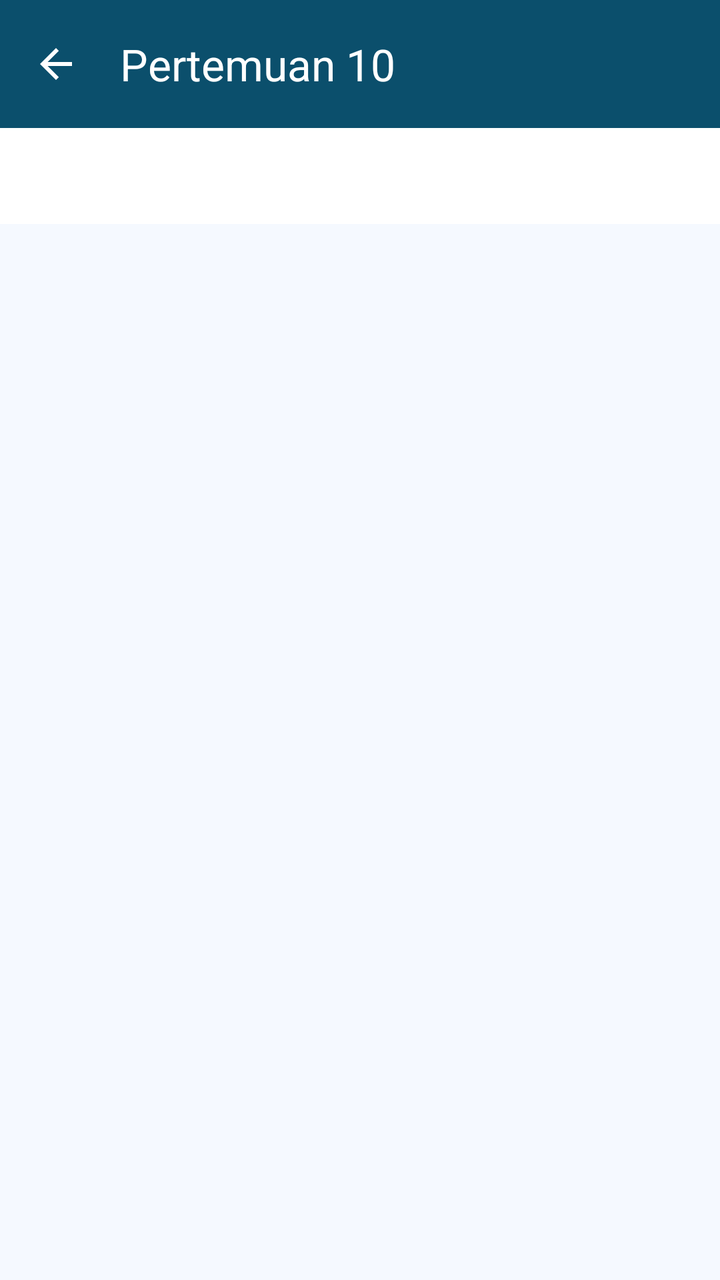
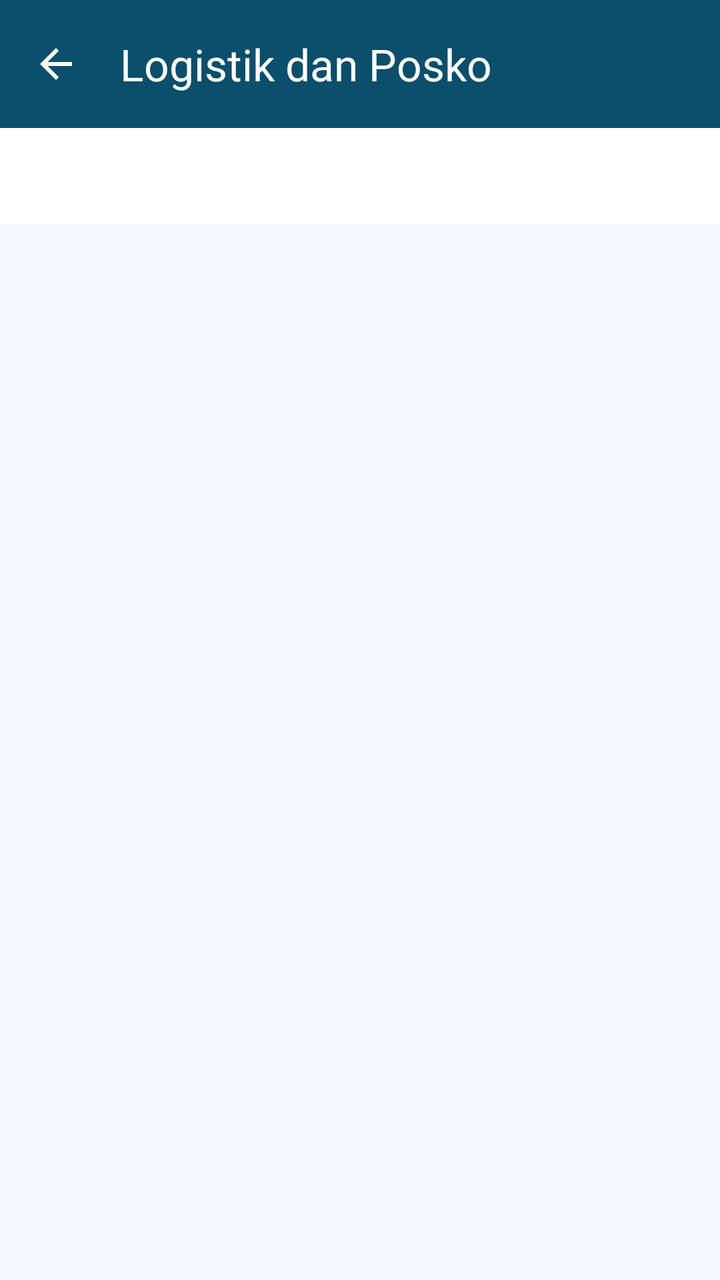

Before-and-after screenshots of an Android layout around one commit, followed by the original layout XML and the change that was made.
<!-- AndroidManifest.xml: application theme Theme.FalahalWrold -->
<!-- res/layout/activity_tenth.xml -->
<?xml version="1.0" encoding="utf-8"?>
<androidx.constraintlayout.widget.ConstraintLayout xmlns:android="http://schemas.android.com/apk/res/android"
    xmlns:app="http://schemas.android.com/apk/res-auto"
    xmlns:tools="http://schemas.android.com/tools"
    android:id="@+id/main"
    android:layout_width="match_parent"
    android:layout_height="match_parent"
    android:background="#F5F9FF"
    tools:context=".Home.pertemuan9.pertemuan10.TenthActivity">

    <com.google.android.material.appbar.MaterialToolbar
        android:id="@+id/toolbar"
        android:layout_width="match_parent"
        android:layout_height="?attr/actionBarSize"
        android:background="#0B4F6C"
        android:elevation="4dp"
        app:title="Pertemuan 10"
        app:titleTextColor="@android:color/white"
        app:navigationIcon="@drawable/ic_back"
        app:navigationIconTint="@android:color/white"
        app:layout_constraintTop_toTopOf="parent"
        app:layout_constraintStart_toStartOf="parent"
        app:layout_constraintEnd_toEndOf="parent" />

    <com.google.android.material.tabs.TabLayout
        android:id="@+id/tab_layout"
        android:layout_width="0dp"
        android:layout_height="wrap_content"
        android:background="@android:color/white"
        app:tabSelectedTextColor="#0B4F6C"
        app:tabTextColor="#757575"
        app:tabIndicatorColor="#0B4F6C"
        app:layout_constraintStart_toStartOf="parent"
        app:layout_constraintEnd_toEndOf="parent"
        app:layout_constraintTop_toBottomOf="@+id/toolbar" />

    <androidx.viewpager2.widget.ViewPager2
        android:id="@+id/view_pager"
        android:layout_width="0dp"
        android:layout_height="0dp"
        app:layout_constraintTop_toBottomOf="@id/tab_layout"
        app:layout_constraintBottom_toBottomOf="parent"
        app:layout_constraintStart_toStartOf="parent"
        app:layout_constraintEnd_toEndOf="parent" />

</androidx.constraintlayout.widget.ConstraintLayout>
<!-- resources referenced by this layout -->
<resources>
  <!-- drawable ic_back (drawable) -->
  <vector xmlns:android="http://schemas.android.com/apk/res/android"
      android:width="24dp"
      android:height="24dp"
      android:viewportWidth="24"
      android:viewportHeight="24"
      android:tint="#FFFFFF"> <path
      android:fillColor="@android:color/white"
      android:pathData="M20,11H7.83l5.59,-5.59L12,4l-8,8 8,8 1.41,-1.41L7.83,13H20v-2z"/>
  </vector>
  <style name="Theme.FalahalWrold" parent="Base.Theme.FalahalWrold" />
  <style name="Base.Theme.FalahalWrold" parent="Theme.Material3.DayNight.NoActionBar">
          
          
      </style>
</resources>

<!-- the commit's change to res/layout/activity_tenth.xml (unified diff, before → after) -->
@@ -6,7 +6,7 @@
     android:layout_width="match_parent"
     android:layout_height="match_parent"
     android:background="#F5F9FF"
-    tools:context=".Home.pertemuan9.pertemuan10.TenthActivity">
+    tools:context=".Home.pertemuan10.TenthActivity">
 
     <com.google.android.material.appbar.MaterialToolbar
         android:id="@+id/toolbar"
@@ -14,7 +14,7 @@
         android:layout_height="?attr/actionBarSize"
         android:background="#0B4F6C"
         android:elevation="4dp"
-        app:title="Pertemuan 10"
+        app:title="Logistik dan Posko"
         app:titleTextColor="@android:color/white"
         app:navigationIcon="@drawable/ic_back"
         app:navigationIconTint="@android:color/white"
